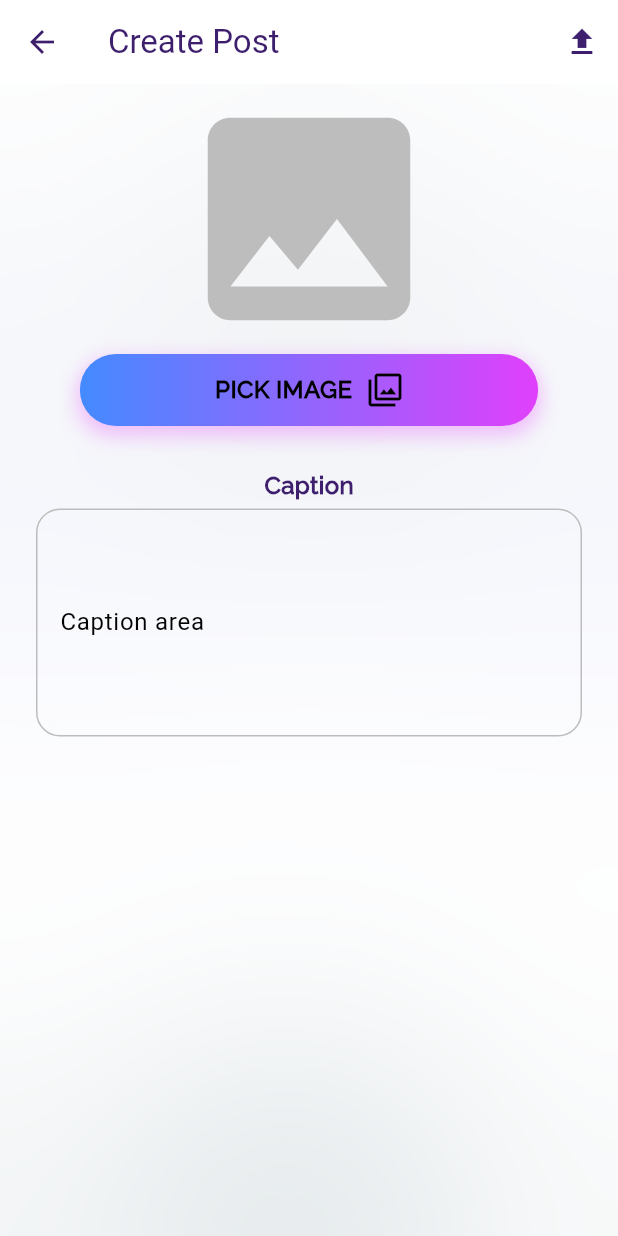
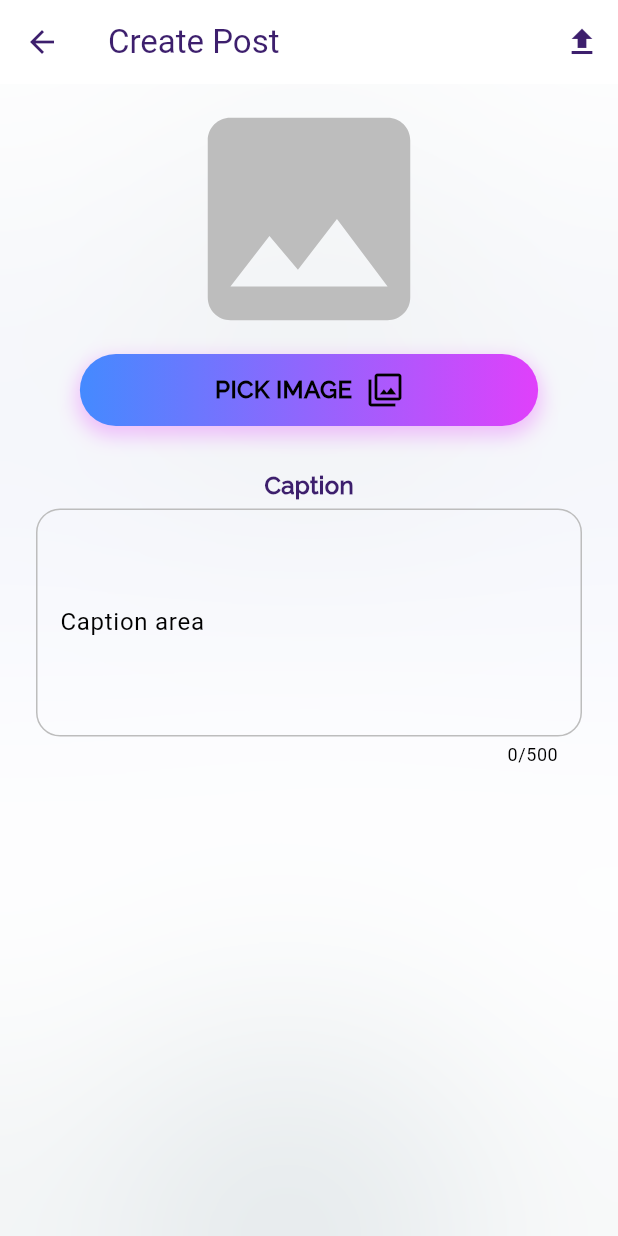
Before and after one commit to NovaLogics/lyxa-live-flutter-app, a Flutter app: the UploadPostScreen screen opened directly, on a phone screen of 412 x 824 dp. Run offline on Flutter 3.47's test engine with Material 3 defaults, Android fonts, the phone set to English and light mode, and no system bars; our stand-ins replace cached_network_image, carousel_slider, cloud_firestore, file_picker, firebase_auth, firebase_core and 8 more; accounts and stored records are empty; generated files the repository leaves out were written again; network calls fail.

Commit message:
feat [ shared-widget ]: Update Widget [ MultilineTextFieldUnit ]

```diff
--- a/lib/src/shared/widgets/multiline_text_field_unit.dart
+++ b/lib/src/shared/widgets/multiline_text_field_unit.dart
@@ -36,9 +36,8 @@ class MultilineTextFieldUnit extends StatelessWidget {
           fontSize: AppDimens.textSizeRegular,
         ),
         border: OutlineInputBorder(
-          borderRadius: BorderRadius.circular(16), // Rounded corners
+          borderRadius: BorderRadius.circular(16),
         ),
-        counterText: '',
       ),
     );
   }
```
